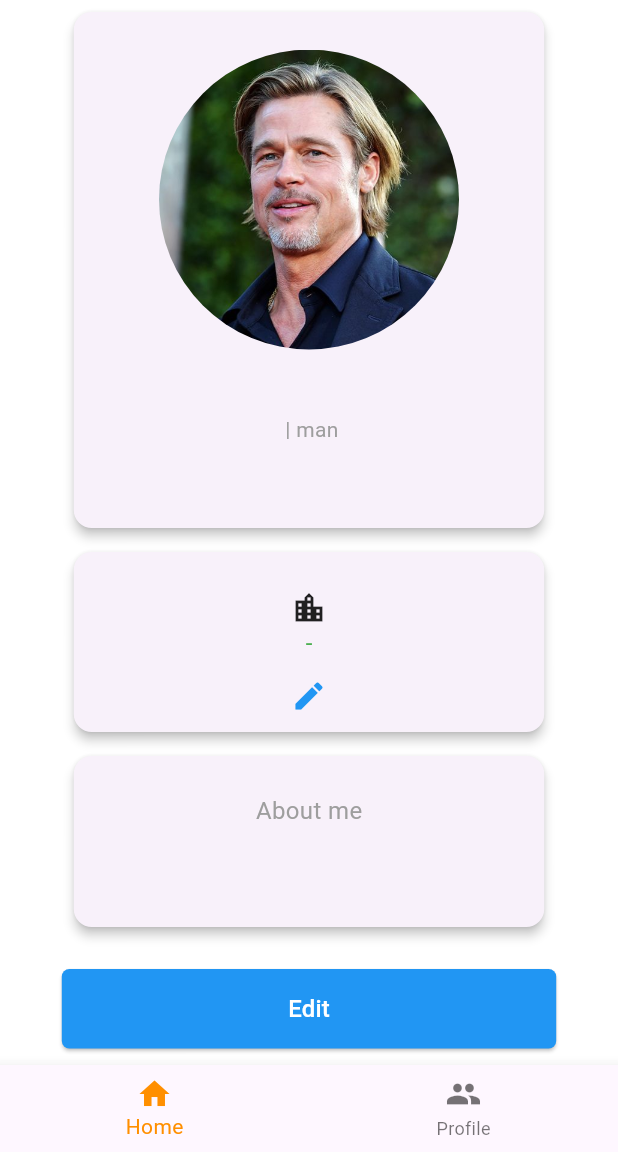
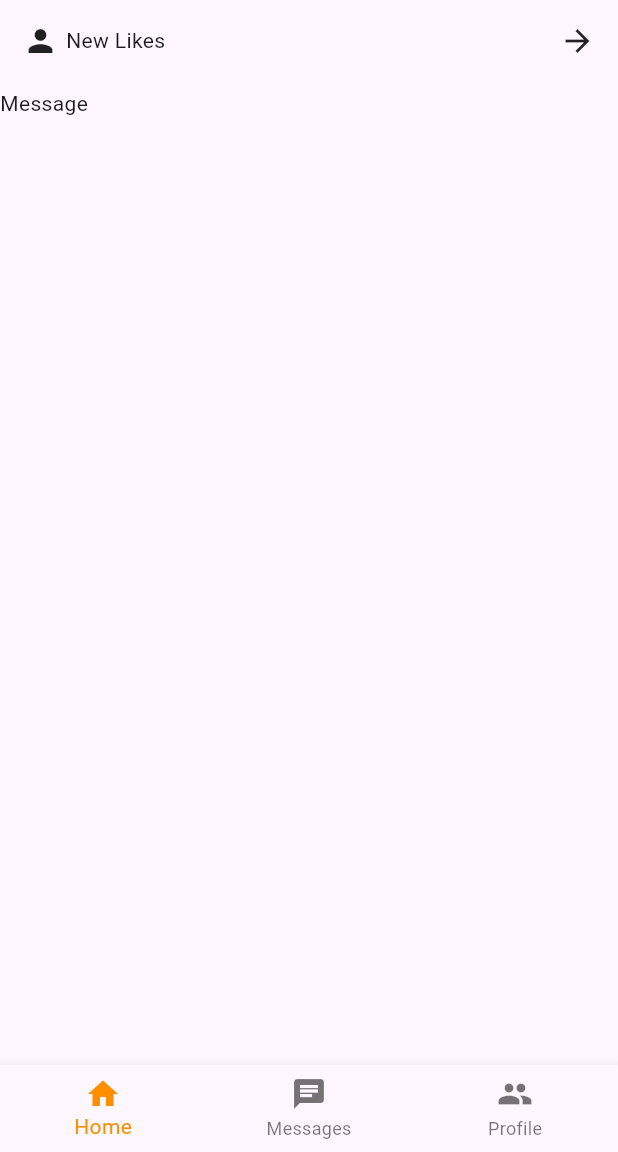
Before and after one commit to miss1/bounty_romance, a Flutter app: the HomePageNavBar screen opened directly with empty values, item 2 of the bottom bar chosen, on a phone screen of 412 x 824 dp, the part 84-1236 px from its top. Run offline on Flutter 3.47's test engine with Material 3 defaults, Android fonts, the phone set to English and light mode, and no system bars; our stand-ins replace cloud_firestore, email_validator, firebase_auth, firebase_core, firebase_storage, flutter_easyloading and 5 more; missing offline and left inert: dart:ffi; accounts and stored records are empty.

Commit message:
Add like request page

```diff
--- a/lib/common/router.dart
+++ b/lib/common/router.dart
@@ -11,6 +11,8 @@ import 'package:bounty_romance/my_profile_page.dart';
 import 'package:bounty_romance/user_profile_page.dart';
 import 'package:bounty_romance/edit_profile_page.dart';
 import 'package:bounty_romance/map_page.dart';
+import 'package:bounty_romance/message_page.dart';
+import 'package:bounty_romance/like_request_page.dart';
 
 final _rootNavigatorKey = GlobalKey<NavigatorState>();
 final _shellNavigatorKey = GlobalKey<NavigatorState>();
@@ -61,6 +63,12 @@ final GoRouter router = GoRouter(
           return MapPage(type: type, center: location);
         }
     ),
+    GoRoute(
+        path: '/likeRequest',
+        builder: (context, state) {
+          return const LikeRequestPage();
+        }
+    ),
     ShellRoute(
       navigatorKey: _shellNavigatorKey,
       builder: (context, state, child) {
@@ -78,6 +86,13 @@ final GoRouter router = GoRouter(
           }
         ),
         GoRoute(
+          path: '/messages',
+          parentNavigatorKey: _shellNavigatorKey,
+          builder: (context, state) {
+            return const MessagePage();
+          }
+        ),
+        GoRoute(
           path: '/myProfile',
           parentNavigatorKey: _shellNavigatorKey,
           builder: (context, state) {
--- a/lib/common/userinfo_model.dart
+++ b/lib/common/userinfo_model.dart
@@ -21,7 +21,7 @@ class UserInfoModel {
     return UserInfoModel(
         id: data['id'],
         name: data['name'] ?? '',
-        email: data['email'],
+        email: data['email'] ?? '',
         age: data['age'] ?? '0',
         intro: data['intro'] ?? '',
         gender: data['gender'] ?? 0,
--- a/lib/home_nav_bar.dart
+++ b/lib/home_nav_bar.dart
@@ -14,7 +14,7 @@ class HomePageNavBar extends StatefulWidget {
 }
 
 class _HomePageNavBar extends State<HomePageNavBar> {
-  static const List pages = ['/home', '/myProfile'];
+  static const List pages = ['/home', '/messages', '/myProfile'];
 
   Future<void> logoutFn(context) async {
     await FirebaseAuth.instance.signOut();
@@ -49,6 +49,10 @@ class _HomePageNavBar extends State<HomePageNavBar> {
             label: 'Home',
           ),
           BottomNavigationBarItem(
+            icon: Icon(Icons.chat),
+            label: 'Messages',
+          ),
+          BottomNavigationBarItem(
             icon: Icon(Icons.people),
             label: 'Profile',
           ),
--- /dev/null
+++ b/lib/message_page.dart
@@ -0,0 +1,70 @@
+import 'package:flutter/material.dart';
+import 'package:go_router/go_router.dart';
+import 'package:provider/provider.dart';
+
+import 'common/nav_notifier.dart';
+
+class MessagePage extends StatelessWidget {
+  const MessagePage({super.key});
+
+  @override
+  Widget build(BuildContext context) {
+    return const Column(
+      crossAxisAlignment: CrossAxisAlignment.stretch,
+      children: [
+        LikesPanel(),
+        SizedBox(height: 5,),
+        Expanded(child: MessageList())
+      ],
+    );
+  }
+}
+
+class LikesPanel extends StatelessWidget {
+  const LikesPanel({super.key});
+
+  @override
+  Widget build(BuildContext context) {
+    return GestureDetector(
+      onTap: () {
+        GoRouter.of(context).push('/likeRequest');
+      },
+      child: const Padding(
+        padding: EdgeInsets.all(15.0),
+        child: Row(
+          mainAxisAlignment: MainAxisAlignment.spaceBetween,
+          children: [
+            Row(
+              children: [
+                Icon(Icons.person),
+                SizedBox(width: 5,),
+                Text('New Likes'),
+              ],
+            ),
+            Icon(Icons.arrow_forward),
+          ],
+        )
+      ),
+    );
+  }
+}
+
+class MessageList extends StatefulWidget {
+  const MessageList({super.key});
+
+  @override
+  State<MessageList> createState() => _MessageList();
+}
+
+class _MessageList extends State<MessageList> {
+  @override
+  void initState() {
+    super.initState();
+    // if (context.mounted) context.read<NavNotifier>().changeNavBar(1);
+  }
+
+  @override
+  Widget build(BuildContext context) {
+    return Text('Message');
+  }
+}
--- a/lib/widget_profile.dart
+++ b/lib/widget_profile.dart
@@ -32,7 +32,7 @@ class _UserProfile extends State<UserProfile> {
       id = context.read<FireStoreService>().getCurrentUid();
     }
     UserInfoModel info = await context.read<FireStoreService>().getUserInfo(id);
-    if (widget.uid == '' && context.mounted) context.read<NavNotifier>().changeNavBar(1);
+    if (widget.uid == '' && context.mounted) context.read<NavNotifier>().changeNavBar(2);
     setState(() {
       userInfo = info;
     });
```
Also changed, not shown: lib/common/db.dart (+17 -0 lines), lib/like_request_page.dart (added, +80 -0 lines).
